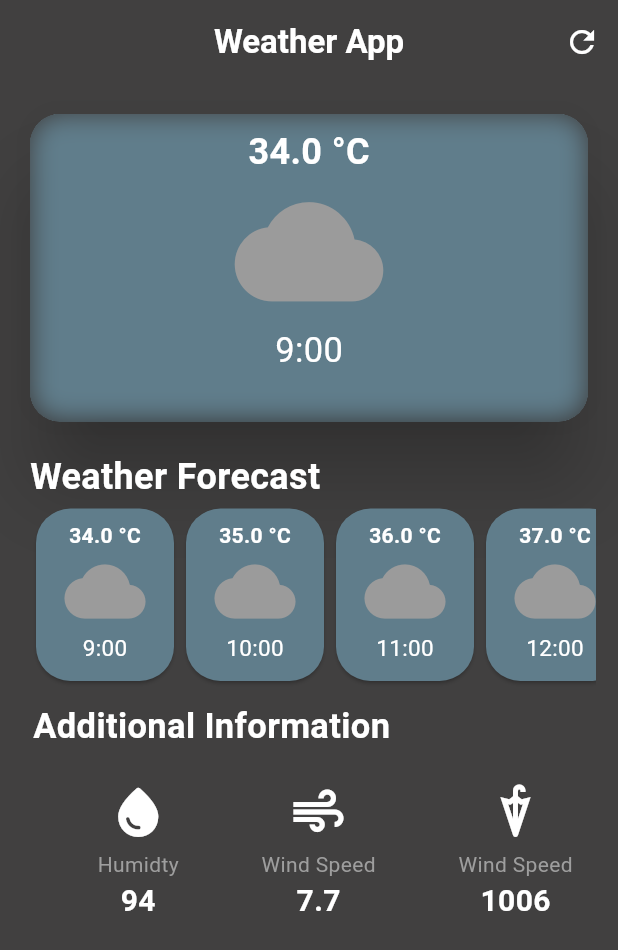
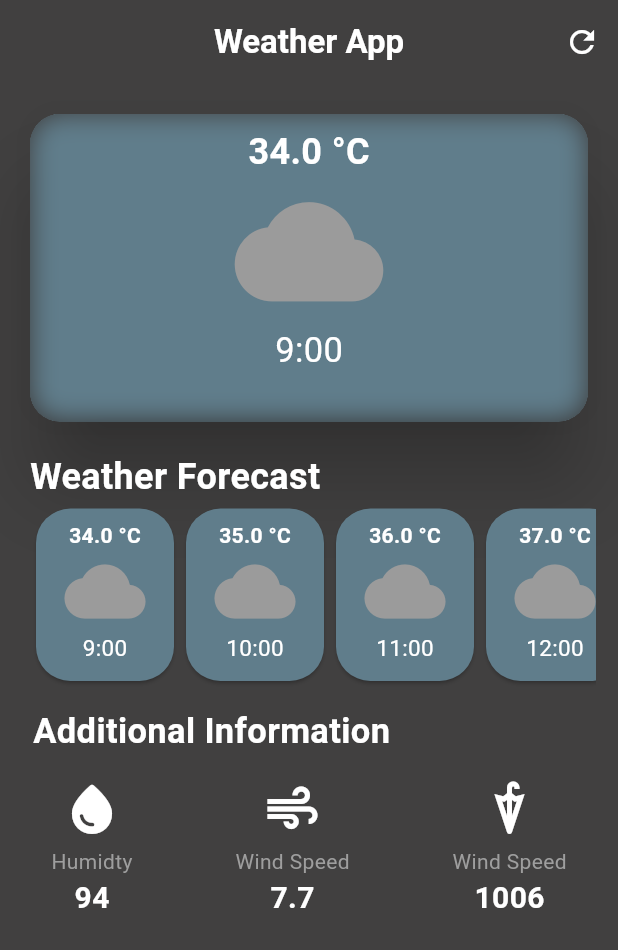
Before and after one commit to gitameerhamza/weatherApp, a Flutter app: the screen it shows after launch, on a phone screen of 412 x 824 dp. Shown: the top 950 px of the screen. Run offline on Flutter 3.47's test engine with Material 3 defaults, Android fonts, the phone set to English and light mode, and no system bars.

Commit message:
few changes in aditional info --alignment

```diff
--- a/lib/additionalinfo.dart
+++ b/lib/additionalinfo.dart
@@ -8,10 +8,9 @@ class additionalinfo extends StatelessWidget {
   @override
   Widget build(BuildContext context) {
     return const Row(
+        mainAxisAlignment: MainAxisAlignment.spaceAround,
       children: [
-        Padding(
-          padding: EdgeInsets.only(left: 65, top: 20),
-          child: Column(
+        Column(
           children: [
             Icon(
               Icons.water_drop_rounded,
@@ -34,10 +33,7 @@ class additionalinfo extends StatelessWidget {
             )
           ],
         ),
-        ),
-        Padding(
-          padding: EdgeInsets.only(left: 55, top: 20),
-          child: Column(
+        Column(
           children: [
             Icon(
               Icons.air_outlined,
@@ -60,10 +56,7 @@ class additionalinfo extends StatelessWidget {
             )
           ],
         ),
-        ),
-        Padding(
-          padding: EdgeInsets.only(left: 55, top: 20),
-          child: Column(
+        Column(
           children: [
             Icon(
               Icons.umbrella_sharp,
@@ -86,7 +79,6 @@ class additionalinfo extends StatelessWidget {
             )
           ],
         ),
-        ),
       ],
     );
   }
--- a/lib/main.dart
+++ b/lib/main.dart
@@ -62,7 +62,7 @@ class MyApp extends StatelessWidget {
               ),
             ),
             Container(
-              margin: const EdgeInsets.only(left: 22, top: 10),
+              margin: const EdgeInsets.only(left: 22, top: 13),
               alignment: Alignment.centerLeft,
               child: const Text(
                 'Additional Information',
@@ -72,7 +72,8 @@ class MyApp extends StatelessWidget {
                     color: Colors.white),
               ),
             ),
-             const additionalinfo()
+            const SizedBox(height: 15,),
+            const additionalinfo()
           ],
         ),
       ),
```
Lines whose indentation alone changed are shown as unchanged.
